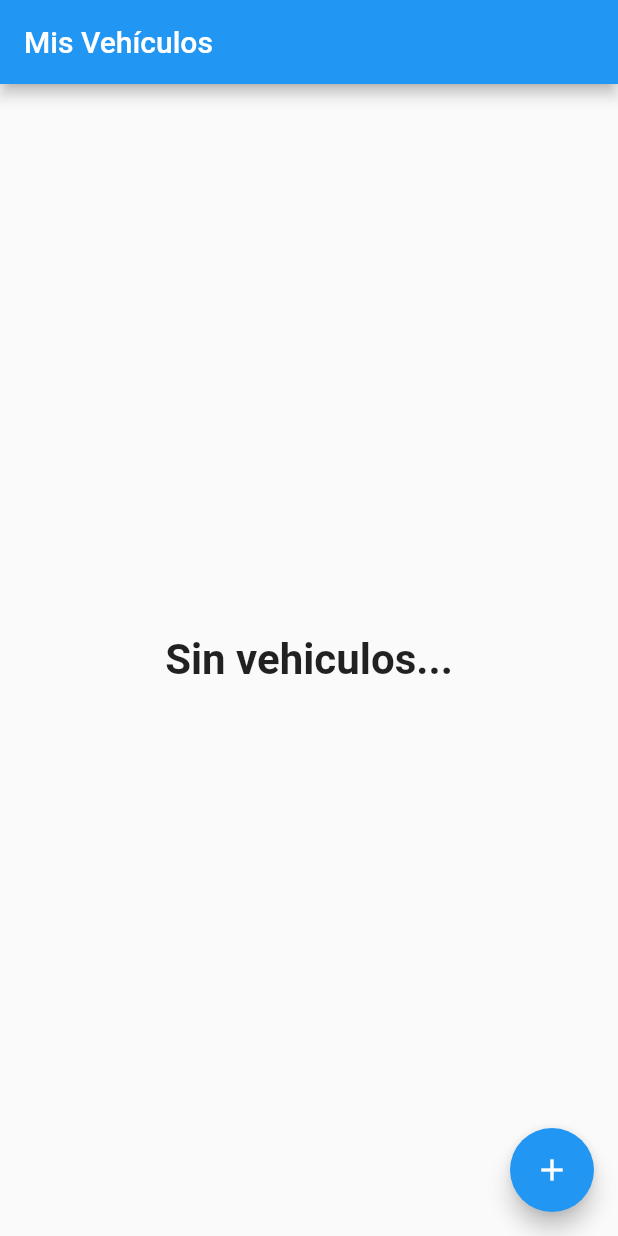
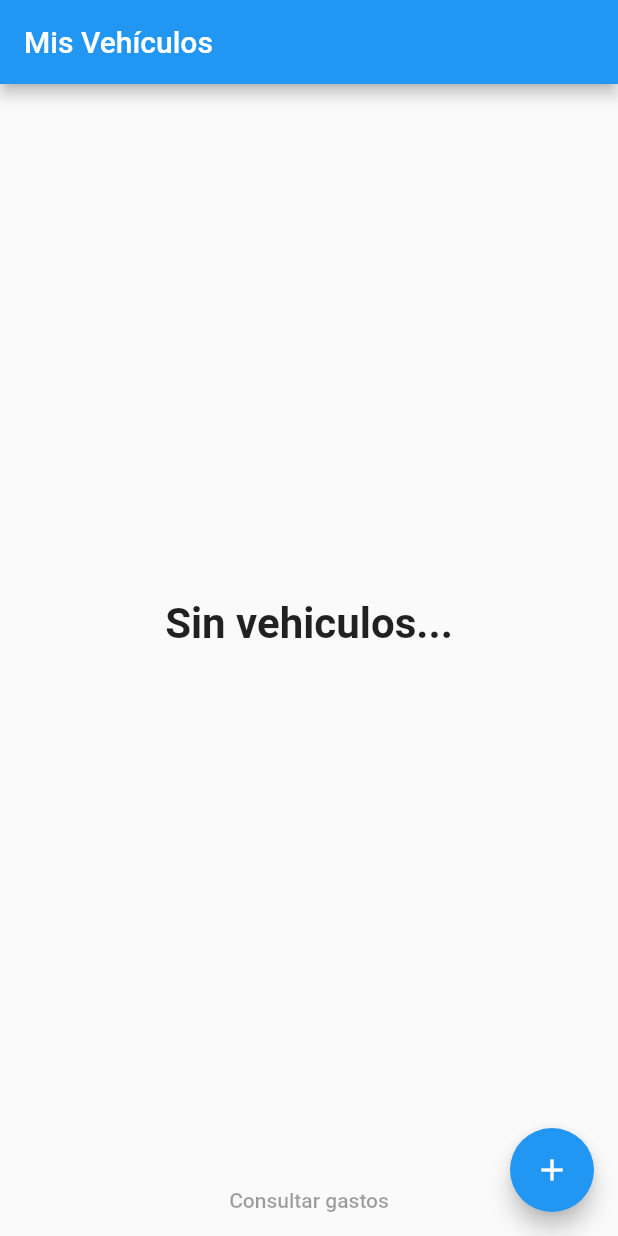
Before and after one commit to EPICSLASH999/mis_vehiculos, a Flutter app: the screen it shows after launch, on a phone screen of 412 x 824 dp. Run offline on Flutter 3.47's test engine with Material 2 defaults, Android fonts, the phone set to English and light mode, and no system bars; our stand-ins replace bloc, equatable, flutter_bloc, sqflite; accounts and stored records are empty.

Commit message:
Agregado boton para consultar gastos de los vehiculos seleccionados.

```diff
--- a/lib/main.dart
+++ b/lib/main.dart
@@ -118,14 +118,26 @@ class WidgetMisVehiculos extends StatelessWidget {
 
   const WidgetMisVehiculos({super.key, required this.misVehiculos, required this.idsVehiculosSeleccionados});
 
+  VoidCallback? funcionConsultargastos(BuildContext context){
+    if (idsVehiculosSeleccionados.isEmpty) return null;
+    return (){
+      context.read<VehiculoBloc>().add(ConsultadoGastos());
+    };
+  }
+
   @override
   Widget build(BuildContext context) {
+    var pressedConsultar = funcionConsultargastos(context);
 
     return Scaffold(
       appBar: AppBar(
         title: const Text('Mis Vehículos'),
       ),
-      body: FutureBuilder<List<Vehiculo>>(
+      body: Column(
+        children: [
+          Expanded(
+            child:
+            FutureBuilder<List<Vehiculo>>(
               future: misVehiculos,
               builder: (context, snapshot) {
                 if (snapshot.connectionState == ConnectionState.waiting){
@@ -154,6 +166,13 @@ class WidgetMisVehiculos extends StatelessWidget {
                     );
                 }
               },
+            ),
+          ),
+          TextButton(
+            onPressed: pressedConsultar,
+            child: const Text('Consultar gastos'),
+          ),
+        ],
       ),
       floatingActionButton: FloatingActionButton(
         child: const Icon(Icons.add),
```
Lines whose indentation alone changed are shown as unchanged.
